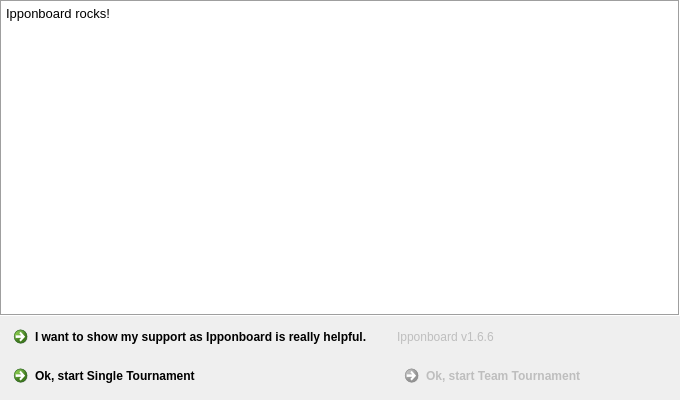
fmuecke/Ipponboard, file base/SplashScreen.ui: the form before one commit.
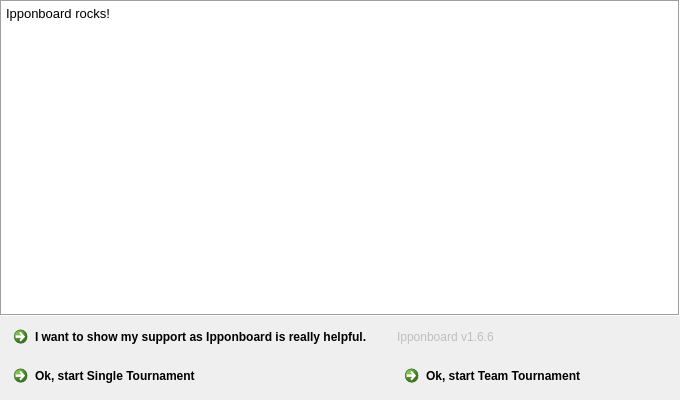
The form after the commit. Icons and pictures are not drawn.

The edit to the form file:
```diff
--- a/base/SplashScreen.ui
+++ b/base/SplashScreen.ui
@@ -124,7 +124,7 @@
      <item row="2" column="1">
       <widget class="QCommandLinkButton" name="commandLinkButton_startTeamVersion">
        <property name="enabled">
-        <bool>false</bool>
+        <bool>true</bool>
        </property>
        <property name="layoutDirection">
         <enum>Qt::LeftToRight</enum>
```
